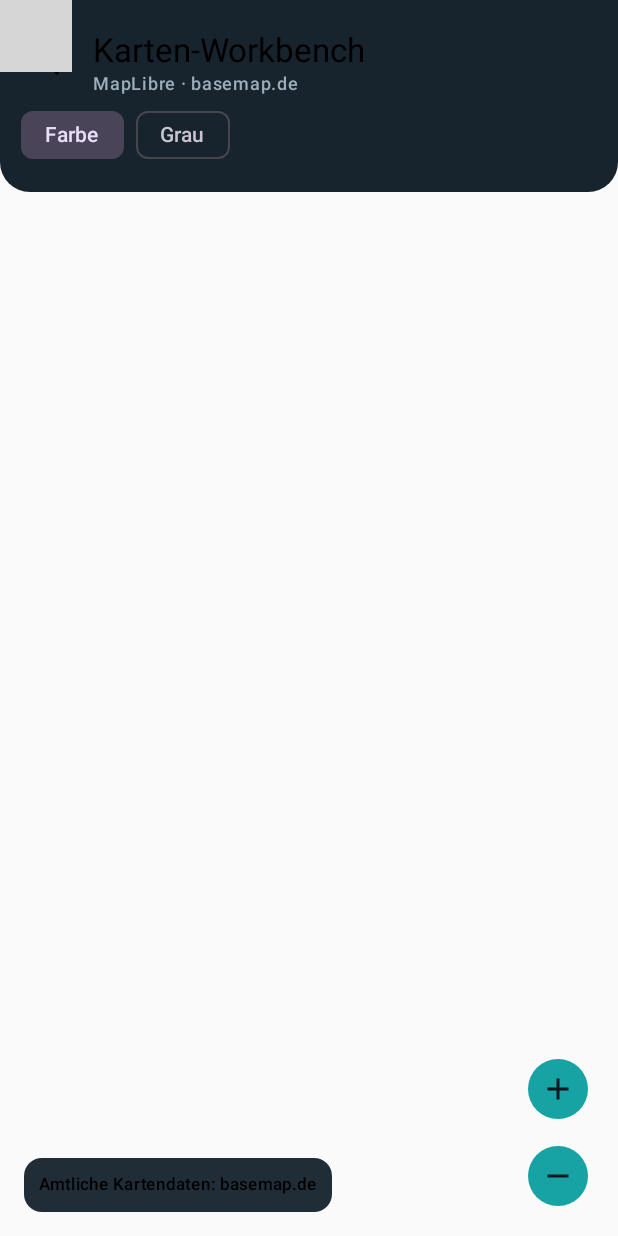
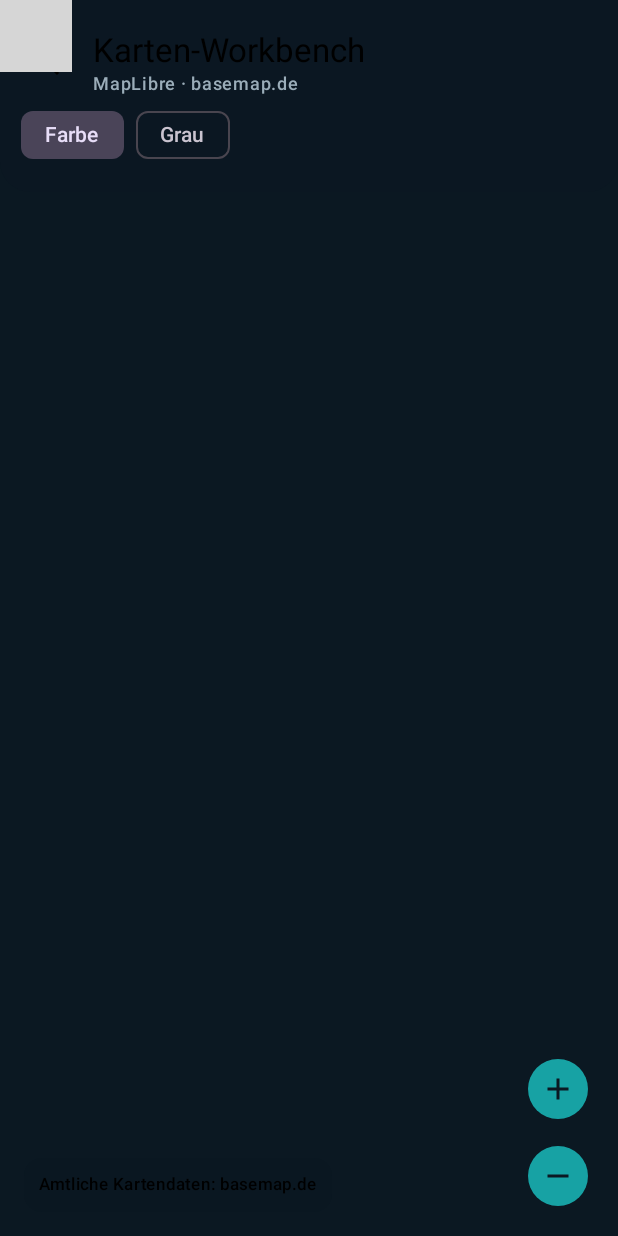
Before and after one commit to derdigitalaffine/nettools-android, an Android app built with Jetpack Compose: the MapActivity screen opened directly, with no data from a screen before it, on a phone screen of 412 x 824 dp. Run offline under Robolectric (Android 15) with nearby library versions, the phone set to English and light mode, and no system bars; libraries missing offline, so code that uses them is left out: org.maplibre.android; 9 statements that could not run were skipped; grey boxes are pictures that could not be loaded.

Commit message:
fix(ui): respect Android display cutouts and system navigation insets

```diff
--- a/app/src/main/java/de/derdigitalaffine/nettools/MapActivity.kt
+++ b/app/src/main/java/de/derdigitalaffine/nettools/MapActivity.kt
@@ -47,7 +47,7 @@ class MapActivity : ComponentActivity() {
             val scheme=darkColorScheme(primary=teal,onPrimary=background,background=background,onBackground=foreground)
             var chosen by remember { mutableIntStateOf(0) }
             MaterialTheme(colorScheme=scheme) {
-                Box(Modifier.fillMaxSize()) {
+                Box(Modifier.fillMaxSize().background(background).safeDrawingPadding()) {
                     AndroidView(factory={mapView},modifier=Modifier.fillMaxSize())
                     Surface(
                         color=background.copy(alpha=.95f),
```
